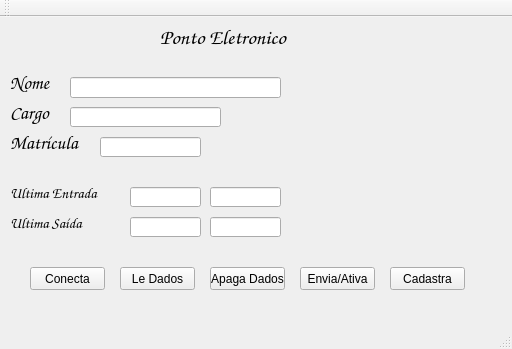
Qt form Qt_T3/mainwindow.ui (RodrigoLorenzzonBasso/T3_Perifericos) before a commit.
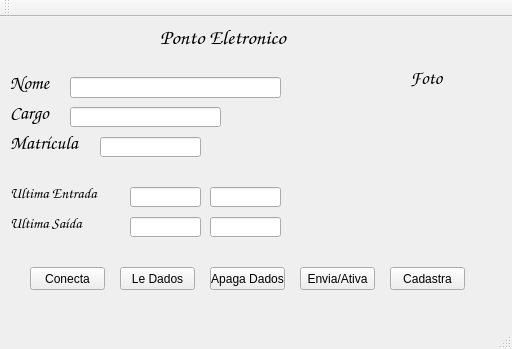
The same form after that commit.

What changed in the file:
```diff
--- a/Qt_T3/mainwindow.ui
+++ b/Qt_T3/mainwindow.ui
@@ -280,6 +280,25 @@
      <string>Cadastra</string>
     </property>
    </widget>
+   <widget class="QLabel" name="label_7">
+    <property name="geometry">
+     <rect>
+      <x>410</x>
+      <y>40</y>
+      <width>51</width>
+      <height>41</height>
+     </rect>
+    </property>
+    <property name="font">
+     <font>
+      <family>Comic Sans MS</family>
+      <pointsize>14</pointsize>
+     </font>
+    </property>
+    <property name="text">
+     <string>Foto</string>
+    </property>
+   </widget>
   </widget>
   <widget class="QMenuBar" name="menuBar">
    <property name="geometry">
```
